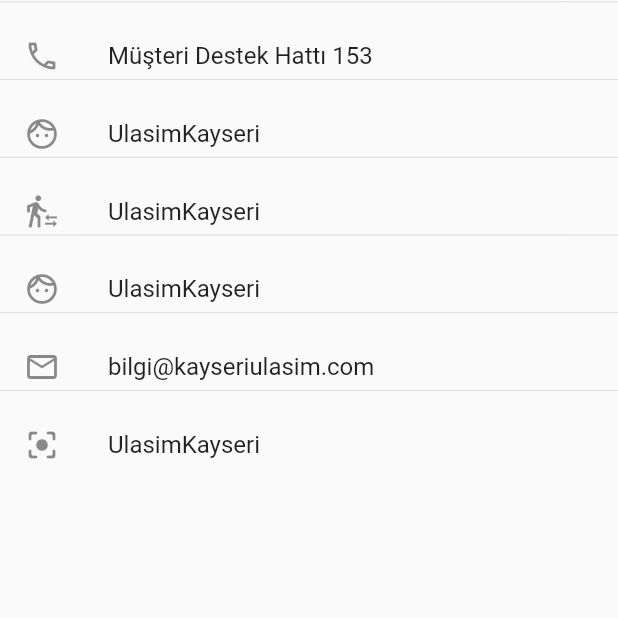
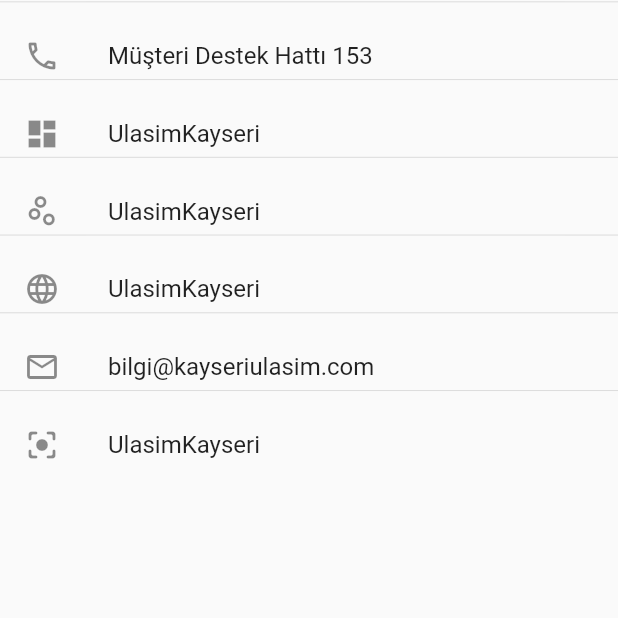
Before and after one commit to hamdiakin/kayseri-ulasim-mobile-app, a Flutter app: the ContactUs screen opened directly, on a phone screen of 412 x 824 dp, the part 618-1236 px from its top. Run offline on Flutter 3.47's test engine with Material 2 defaults, Android fonts, the phone set to English and light mode, and no system bars; missing offline and left inert: flutter_webview_plugin.

```diff
--- a/lib/Drawer/contact_us.dart
+++ b/lib/Drawer/contact_us.dart
@@ -40,7 +40,7 @@
               SizedBox(
                 height: MediaQuery.of(context).size.height*(1/23),
                 child: ListTile(
-                  leading: Icon(Icons.face_outlined),
+                  leading: Icon(Icons.dashboard),
                   title: Text("UlasimKayseri"),
                 ),
               ),
@@ -48,7 +48,7 @@
               SizedBox(
                 height: MediaQuery.of(context).size.height*(1/23),
                 child: ListTile(
-                  leading: Icon(Icons.transfer_within_a_station),
+                  leading: Icon(Icons.scatter_plot_outlined),
                   title: Text("UlasimKayseri"),
                 ),
               ),
@@ -56,7 +56,7 @@
               SizedBox(
                 height: MediaQuery.of(context).size.height*(1/23),
                 child: ListTile(
-                  leading: Icon(Icons.face_outlined),
+                  leading: Icon(Icons.language_sharp),
                   title: Text("UlasimKayseri"),
                 ),
               ),
--- a/lib/main.dart
+++ b/lib/main.dart
@@ -2,8 +2,9 @@
 import 'package:flutter/services.dart';
 import 'package:kayseri_ulasim/Drawer/about_kayseri.dart';
 import 'package:kayseri_ulasim/Drawer/navigation_drawer.dart';
+import 'package:flutter/services.dart';
+
 class MyColors {
-
   static const MaterialColor navy = MaterialColor(
     0XFF263238,
     <int, Color>{
@@ -20,6 +21,7 @@
     },
   );
 }
+
 void main() {
   runApp(MyApp());
 }
@@ -27,10 +29,11 @@
 class MyApp extends StatelessWidget {
   @override
   Widget build(BuildContext context) {
+    SystemChrome.setPreferredOrientations(
+        [DeviceOrientation.portraitUp, DeviceOrientation.portraitDown]);
     return MaterialApp(
       debugShowCheckedModeBanner: false,
       title: 'Kayseri Ulaşım',
-
       theme: ThemeData(
         primarySwatch: MyColors.navy,
       ),
```
